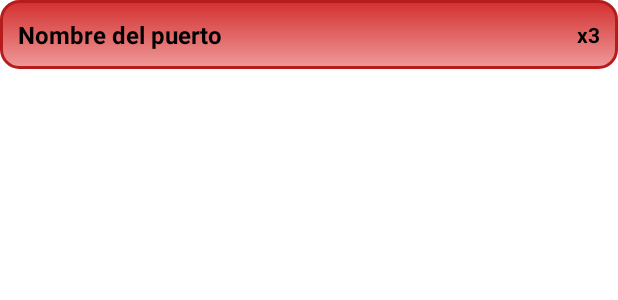
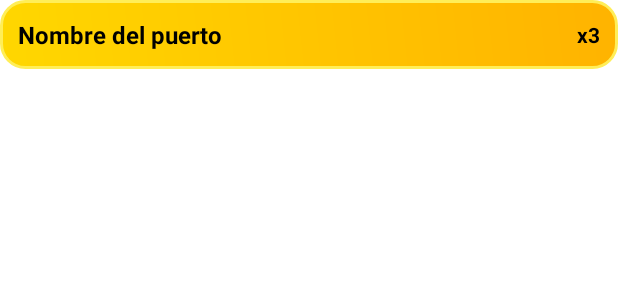
Before and after one commit to ChamaOly/Olymperia, an Android app: the layout item_puerto.xml on its own in the app's theme, with its tools: preview values and no code run, on a phone screen of 412 x 824 dp. Shown: the top 300 px of the screen. Run offline under Robolectric (Android 15) with nearby library versions, the phone set to English and light mode, and no system bars.

Commit message:
Mejora visual de lista de puertos

```diff
--- a/app/src/main/res/drawable/bg_categoria_1.xml
+++ b/app/src/main/res/drawable/bg_categoria_1.xml
@@ -1,13 +1,17 @@
+<?xml version="1.0" encoding="utf-8"?>
 <layer-list xmlns:android="http://schemas.android.com/apk/res/android">
+
+
     <item>
         <shape android:shape="rectangle">
             <gradient
-                android:startColor="#EF9A9A"
-                android:endColor="#D32F2F"
-                android:angle="90" />
-            <corners android:radius="12dp"/>
-            <stroke android:width="2dp" android:color="#B71C1C" />
+                android:startColor="#FFD700"
+                android:endColor="#FFB300"
+                android:angle="45" />
+            <corners android:radius="16dp" />
+            <stroke
+                android:width="2dp"
+                android:color="#FFEE58" />
         </shape>
     </item>
-
 </layer-list>
--- a/app/src/main/res/drawable/ic_check.xml
+++ /dev/null
@@ -1,3 +0,0 @@
-<vector xmlns:android="http://schemas.android.com/apk/res/android" android:width="24dp" android:height="24dp" android:viewportWidth="24.0" android:viewportHeight="24.0">
-    <path android:fillColor="#00C853" android:pathData="M9,16.17L4.83,12L3.41,13.41L9,19L21,7L19.59,5.59L9,16.17Z"/>
-</vector>
--- a/app/src/main/res/drawable/ic_crown.xml
+++ /dev/null
@@ -1,3 +0,0 @@
-<vector xmlns:android="http://schemas.android.com/apk/res/android" android:width="24dp" android:height="24dp" android:viewportWidth="24" android:viewportHeight="24">
-    <path android:fillColor="#FFD700" android:pathData="M5,16l1,-7 5,3 5,-3 1,7H5zm0,2h14v2H5v-2z"/>
-</vector>
--- a/app/src/main/res/drawable/ic_diamond.xml
+++ /dev/null
@@ -1,3 +0,0 @@
-<vector xmlns:android="http://schemas.android.com/apk/res/android" android:width="24dp" android:height="24dp" android:viewportWidth="24" android:viewportHeight="24">
-    <path android:fillColor="#40C4FF" android:pathData="M12,2L2,9l10,13 10,-13z"/>
-</vector>
--- a/app/src/main/res/layout/item_puerto.xml
+++ b/app/src/main/res/layout/item_puerto.xml
@@ -1,5 +1,73 @@
-<LinearLayout xmlns:android="http://schemas.android.com/apk/res/android" android:layout_width="match_parent" android:layout_height="wrap_content" android:orientation="horizontal" android:padding="12dp" android:gravity="center_vertical" android:background="@drawable/bg_categoria_1">
-    <TextView android:id="@+id/tvNombrePuerto" android:layout_width="0dp" android:layout_height="wrap_content" android:layout_weight="1" android:text="Nombre del puerto" android:textSize="16sp" android:textColor="@color/black" android:textStyle="bold"/>
-    <ImageView android:id="@+id/ivCompletado" android:layout_width="28dp" android:layout_height="28dp" android:layout_marginEnd="8dp" android:padding="2dp" android:background="@drawable/bg_icon_circle" android:visibility="gone" android:contentDescription="Insignia puerto"/>
-    <TextView android:id="@+id/tvRepeticiones" android:layout_width="wrap_content" android:layout_height="wrap_content" android:text="x3" android:textColor="@color/black" android:textSize="14sp" android:textStyle="bold"/>
+<LinearLayout xmlns:android="http://schemas.android.com/apk/res/android"
+    android:layout_width="match_parent"
+    android:layout_height="wrap_content"
+    android:orientation="horizontal"
+    android:padding="12dp"
+    android:gravity="center_vertical"
+    android:background="@drawable/bg_categoria_1">
+
+    <TextView
+        android:id="@+id/tvNombrePuerto"
+        android:layout_width="0dp"
+        android:layout_height="wrap_content"
+        android:layout_weight="1"
+        android:text="Nombre del puerto"
+        android:textSize="16sp"
+        android:textColor="@color/black"
+        android:textStyle="bold" />
+
+    <!-- Nuevo sello visual personalizado -->
+    <ImageView
+        android:id="@+id/ivCompletado"
+        android:layout_width="28dp"
+        android:layout_height="28dp"
+        android:layout_marginEnd="4dp"
+        android:src="@drawable/ic_check"
+        android:scaleType="fitCenter"
+        android:background="@null"
+        android:contentDescription="Sello de 1 repetición"
+        android:visibility="gone" />
+
+    <ImageView
+        android:id="@+id/ivSelloPuerto3"
+        android:layout_width="28dp"
+        android:layout_height="28dp"
+        android:layout_marginEnd="4dp"
+        android:src="@drawable/ic_repeat_3"
+        android:scaleType="fitCenter"
+        android:background="@null"
+        android:contentDescription="Sello de 3 repeticiones"
+        android:visibility="gone" />
+
+    <ImageView
+        android:id="@+id/ivSelloPuerto5"
+        android:layout_width="28dp"
+        android:layout_height="28dp"
+        android:layout_marginEnd="4dp"
+        android:src="@drawable/ic_repeat_5"
+        android:scaleType="fitCenter"
+        android:background="@null"
+        android:contentDescription="Sello de 5 repeticiones"
+        android:visibility="gone" />
+
+    <ImageView
+        android:id="@+id/ivSelloPuerto10"
+        android:layout_width="28dp"
+        android:layout_height="28dp"
+        android:layout_marginEnd="8dp"
+        android:src="@drawable/ic_repeat_10"
+        android:scaleType="fitCenter"
+        android:background="@null"
+        android:contentDescription="Sello de 10 repeticiones"
+        android:visibility="gone" />
+
+
+    <TextView
+        android:id="@+id/tvRepeticiones"
+        android:layout_width="wrap_content"
+        android:layout_height="wrap_content"
+        android:text="x3"
+        android:textColor="@color/black"
+        android:textSize="14sp"
+        android:textStyle="bold" />
 </LinearLayout>
```
Also changed, not shown: app/src/main/java/com/example/olymperia/PortDetailFragment.kt (+22 -10 lines), app/src/main/java/com/example/olymperia/portadapter.kt (+5 -3 lines), app/src/main/java/com/example/olymperia/ui/PortListFragment.kt (+25 -6 lines), app/src/main/res/drawable/bg_categoria_2.xml (+10 -6 lines), app/src/main/res/drawable/bg_categoria_3.xml (+9 -7 lines), app/src/main/res/drawable/bg_categoria_hc.xml (+9 -6 lines), app/src/main/res/layout/dialog_points_earned.xml (added, +25 -0 lines), app/src/main/res/layout/fragment_port_list.xml (+38 -18 lines), app/src/main/res/drawable/ic_repeat_10.png (added), app/src/main/res/drawable/ic_repeat_5.png (added), 2 other files.
